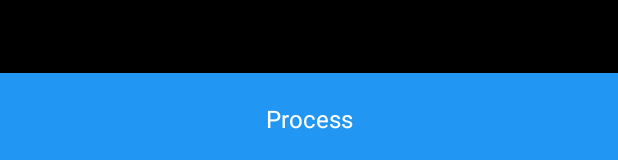
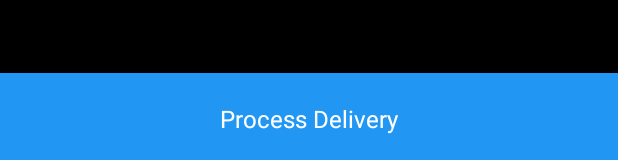
Before and after one commit to Masbin1/SunmiUhf, an Android app: the layout layout_take_inventory_bottom.xml on its own in the app's theme, with its tools: preview values and no code run, on a phone screen of 412 x 824 dp. Shown: the part 1073-1233 px from the top of the screen. Run offline under Robolectric (Android 15) with nearby library versions, the phone set to English and light mode, and no system bars.

Commit message:
# <type>: Adding feature # type: mod # feat: Receiving and Delivery # docs: Issueance

```diff
--- a/app/src/main/java/com/sunmi/uhf/fragment/takeinventory/TakeInventoryModel.kt
+++ b/app/src/main/java/com/sunmi/uhf/fragment/takeinventory/TakeInventoryModel.kt
@@ -135,11 +135,7 @@ class TakeInventoryModel : BaseViewModel() {
     }
 
     fun onProcessClick() {
-        if (receivingVisible.value == true) {
-            EventConstant.EVENT_RECEIVING_PROCESS.publish()
-        } else if (deliveryVisible.value == true) {
-            EventConstant.EVENT_DELIVERY_PROCESS.publish()
-        }
+        EventConstant.EVENT_RECEIVING_PROCESS.publish()
     }
 
     fun onDeliveryProcessClick() {
--- a/app/src/main/res/layout/layout_take_inventory_bottom.xml
+++ b/app/src/main/res/layout/layout_take_inventory_bottom.xml
@@ -45,7 +45,7 @@
             android:text="@{vm.start?@string/stop_take_inventory_text:@string/start_take_inventory_text}"
             android:textColor="@color/white"
             android:textSize="@dimen/sunmi_32ps"
-            android:visibility="@{vm.receivingVisible?View.VISIBLE:(vm.editModel?View.GONE:View.VISIBLE)}"
+            android:visibility="@{(vm.receivingVisible || vm.deliveryVisible)?View.VISIBLE:(vm.editModel?View.GONE:View.VISIBLE)}"
             app:layout_constraintBottom_toTopOf="@id/process_container"
             app:layout_constraintLeft_toLeftOf="parent"
             app:layout_constraintRight_toRightOf="parent"
@@ -133,7 +133,7 @@
             android:focusable="true"
             android:alpha="@{vm.editEnExport ? 1.0f : 0.4f}"
             android:onClick="@{()->vm.onProcessClick()}"
-            android:visibility="@{(vm.receivingVisible || vm.deliveryVisible) &amp;&amp; vm.editEnExport ? View.VISIBLE : View.GONE}"
+            android:visibility="@{vm.receivingVisible &amp;&amp; vm.editEnExport ? View.VISIBLE : View.GONE}"
             app:layout_constraintBottom_toBottomOf="parent"
             app:layout_constraintLeft_toLeftOf="parent"
             app:layout_constraintRight_toRightOf="parent"
@@ -153,6 +153,36 @@
                 app:layout_constraintVertical_bias="0.5"/>
         </androidx.constraintlayout.widget.ConstraintLayout>
 
+        <androidx.constraintlayout.widget.ConstraintLayout
+            android:id="@+id/process_container_delivery"
+            android:layout_width="0dp"
+            android:layout_height="60dp"
+            android:alpha="@{vm.editEnExport ? 1.0f : 0.4f}"
+            android:background="#2196F3"
+            android:clickable="@{vm.editEnExport}"
+            android:enabled="@{vm.editEnExport}"
+            android:focusable="true"
+            android:onClick="@{()->vm.onDeliveryProcessClick()}"
+            android:visibility="@{vm.deliveryVisible &amp;&amp; vm.editEnExport ? View.VISIBLE : View.GONE}"
+            app:layout_constraintBottom_toBottomOf="@+id/process_container"
+            app:layout_constraintHorizontal_bias="0.0"
+            app:layout_constraintLeft_toLeftOf="parent"
+            app:layout_constraintRight_toRightOf="parent"
+            app:layout_constraintTop_toTopOf="@+id/start_btn"
+            app:layout_constraintVertical_bias="1">
 
+            <TextView
+                android:layout_width="wrap_content"
+                android:layout_height="wrap_content"
+                android:text="Process Delivery"
+                android:textColor="@color/colorPrimary"
+                android:textSize="@dimen/sunmi_32ps"
+                app:layout_constraintBottom_toBottomOf="parent"
+                app:layout_constraintHorizontal_bias="0.5"
+                app:layout_constraintLeft_toLeftOf="parent"
+                app:layout_constraintRight_toRightOf="parent"
+                app:layout_constraintTop_toTopOf="parent"
+                app:layout_constraintVertical_bias="0.5" />
+        </androidx.constraintlayout.widget.ConstraintLayout>
     </androidx.constraintlayout.widget.ConstraintLayout>
 </layout>
```
